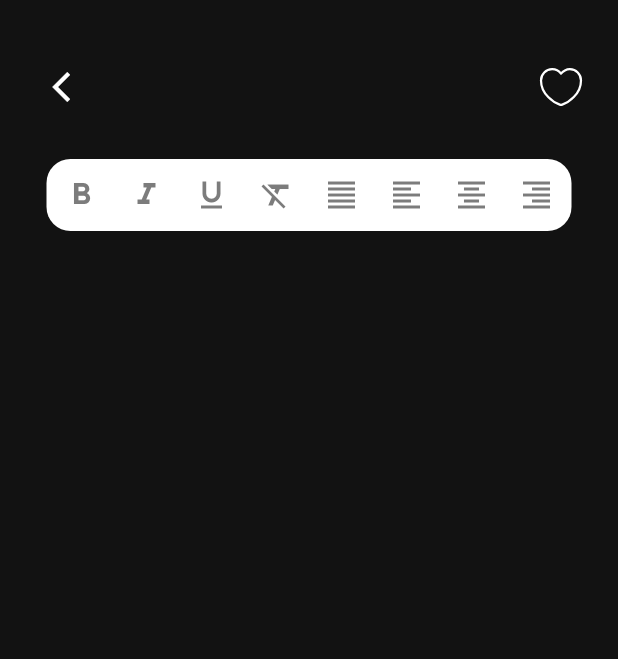
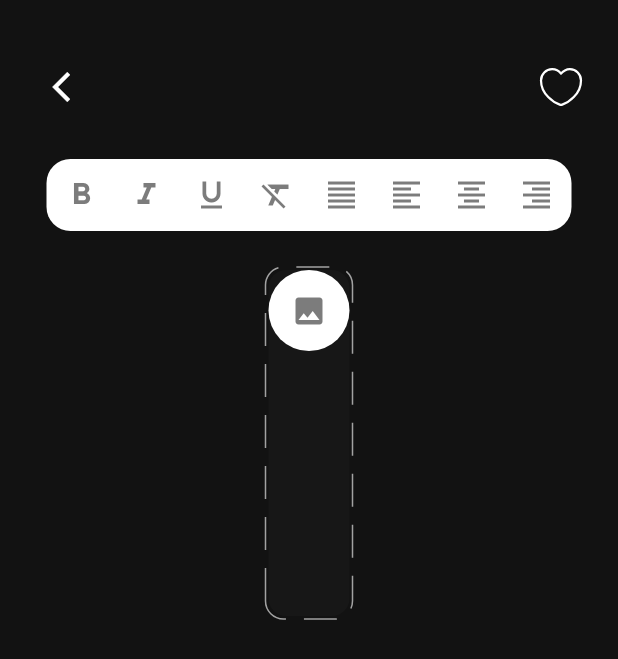
Before and after one commit to As-tra/memo_mate, a Flutter app: the AddNoteView screen opened by its route, on a phone screen of 412 x 824 dp. Shown: the top 659 px of the screen. Run offline on Flutter 3.47's test engine with Material 3 defaults, Android fonts, the phone set to English and light mode, and no system bars; drawn by our look-alikes of dotted_border; our stand-ins replace dartz, flutter_bloc, flutter_svg, get_it, go_router, hive and 1 more; accounts and stored records are empty.

Commit message:
image placeholder part 1

```diff
--- a/lib/features/addNote/presentation/views/widgets/add_note_view_body.dart
+++ b/lib/features/addNote/presentation/views/widgets/add_note_view_body.dart
@@ -1,5 +1,5 @@
+import 'package:dotted_border/dotted_border.dart';
 import 'package:flutter/material.dart';
-import 'package:flutter/widgets.dart';
 import 'package:memo_mate/features/addNote/presentation/views/widgets/add_note_app_bar.dart';
 import 'package:memo_mate/features/addNote/presentation/views/widgets/custom_tool_bar.dart';
 
@@ -24,18 +24,38 @@ class AddNoteViewBody extends StatelessWidget {
             padding: EdgeInsets.symmetric(horizontal: 20.0, vertical: 24),
             child: CustomToolBar(),
           ),
+          ImagePlaceholder(),
         ],
       ),
     );
   }
 }
 
-
-class ImagePlaceHolder extends StatelessWidget {
-  const ImagePlaceHolder({super.key});
+class ImagePlaceholder extends StatelessWidget {
+  const ImagePlaceholder({super.key});
 
   @override
   Widget build(BuildContext context) {
-    return const Placeholder();
+    return DottedBorder(
+      borderType: BorderType.RRect,
+      color: Theme.of(context).colorScheme.primary.withAlpha(155),
+      radius: const Radius.circular(12),
+      dashPattern: const [22, 12],
+      child: Container(
+        height: MediaQuery.of(context).size.height * .28,
+        decoration: BoxDecoration(
+          borderRadius: BorderRadius.circular(12),
+          color: Theme.of(context).colorScheme.background.withOpacity(0.4),
+        ),
+        child: const Column(
+          children: [
+            CircleAvatar(
+              radius: 27,
+              child: Icon(Icons.image),
+            )
+          ],
+        ),
+      ),
+    );
   }
 }
--- a/pubspec.yaml
+++ b/pubspec.yaml
@@ -30,11 +30,12 @@ environment:
 dependencies:
   cupertino_icons: ^1.0.6
   dartz: ^0.10.1
+  dotted_border: ^2.1.0
   flutter:
     sdk: flutter
   flutter_bloc: ^8.1.5
   flutter_staggered_grid_view: ^0.7.0
-  flutter_svg: ^0.22.0
+  flutter_svg: ^2.0.10+1
   get_it: ^7.7.0
   go_router: ^14.1.4
   hive: ^2.2.3
```
Also changed, not shown: pubspec.lock.
